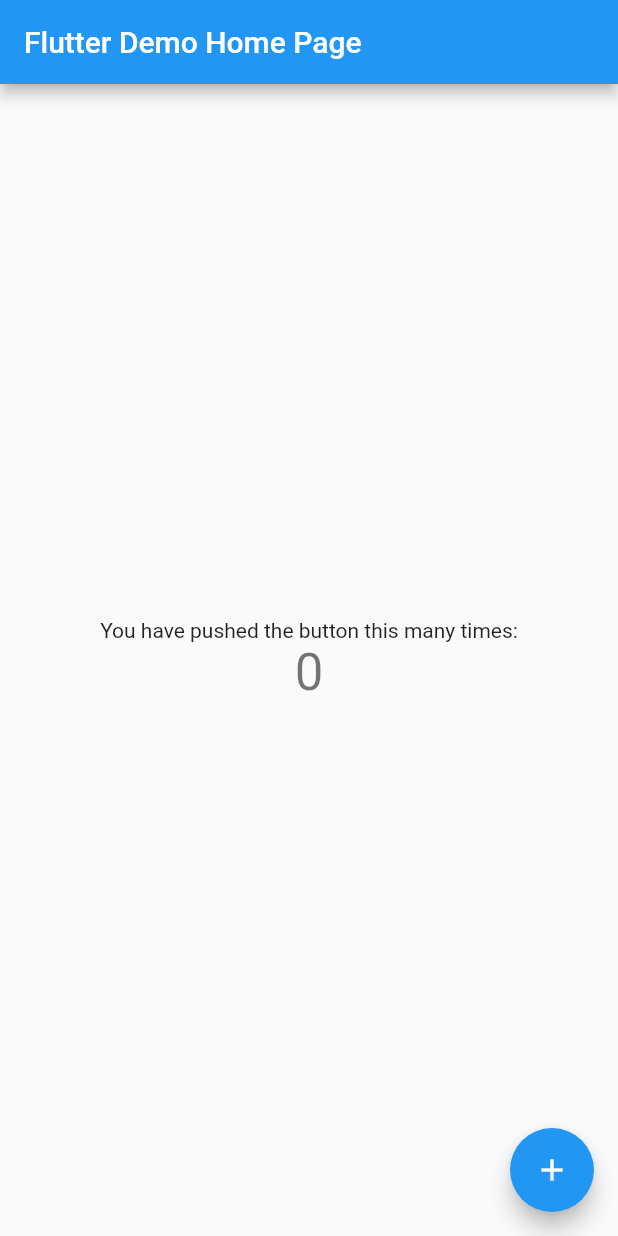
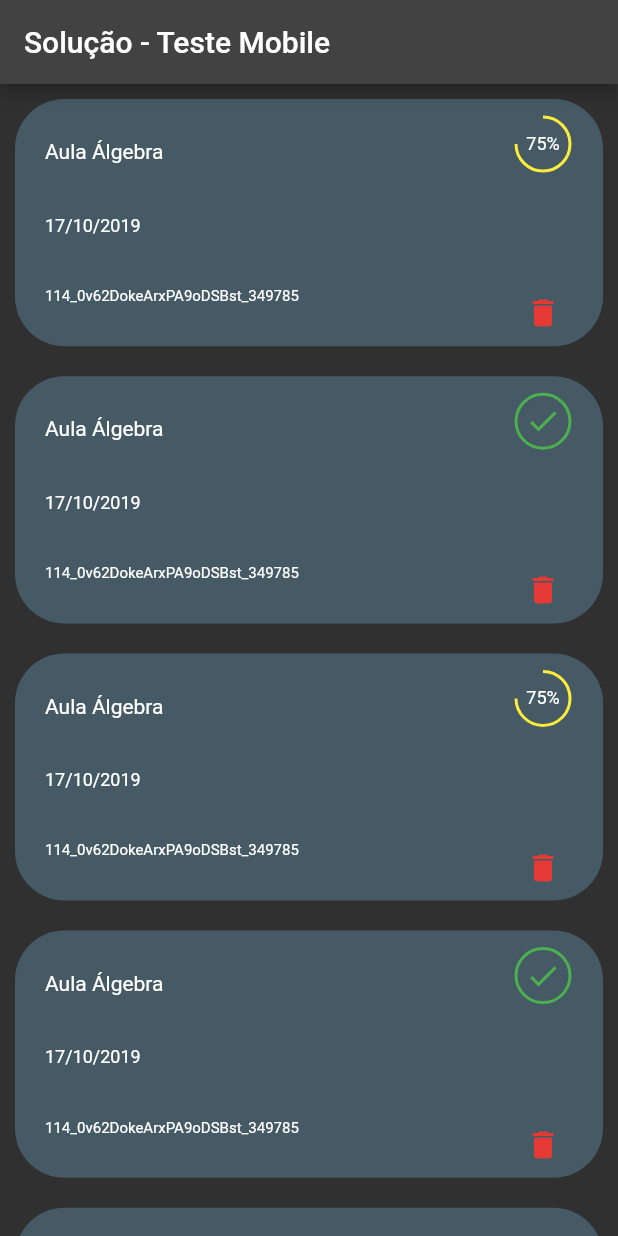
Before and after one commit to skore-io/teste-mobile, a Flutter app: the screen it shows after launch, on a phone screen of 412 x 824 dp. Run offline on Flutter 3.47's test engine with Material 2 defaults, Android fonts, the phone set to English and light mode, and no system bars; our stand-ins replace equatable.

Commit message:
Implementing screen desgin and its components.

```diff
--- a/test_solution/lib/app_widget.dart
+++ b/test_solution/lib/app_widget.dart
@@ -1,5 +1,5 @@
 import 'package:flutter/material.dart';
-import 'screens/home_screen.dart';
+import 'presenter/screens/home_screen.dart';
 
 class AppWidget extends StatelessWidget {
   const AppWidget({Key? key}) : super(key: key);
@@ -8,10 +8,8 @@ class AppWidget extends StatelessWidget {
   Widget build(BuildContext context) {
     return MaterialApp(
       title: 'Flutter Demo',
-      theme: ThemeData(
-        primarySwatch: Colors.blue,
-      ),
-      home: const HomeScreen(title: 'Flutter Demo Home Page'),
+      theme: ThemeData(brightness: Brightness.dark),
+      home: const HomeScreen(),
     );
   }
 }
--- /dev/null
+++ b/test_solution/lib/data/models/class_model.dart
@@ -0,0 +1,82 @@
+import 'dart:convert';
+
+import 'package:equatable/equatable.dart';
+
+class ClassModel extends Equatable {
+  final String companyId;
+  final int createdAt;
+  final String name;
+  final String id;
+  final String status;
+  final Map<String, int> summary;
+  const ClassModel({
+    required this.companyId,
+    required this.createdAt,
+    required this.name,
+    required this.id,
+    required this.status,
+    required this.summary,
+  });
+
+  ClassModel copyWith({
+    String? companyId,
+    int? createdAt,
+    String? name,
+    String? id,
+    String? status,
+    Map<String, int>? summary,
+  }) {
+    return ClassModel(
+      companyId: companyId ?? this.companyId,
+      createdAt: createdAt ?? this.createdAt,
+      name: name ?? this.name,
+      id: id ?? this.id,
+      status: status ?? this.status,
+      summary: summary ?? this.summary,
+    );
+  }
+
+  Map<String, dynamic> toMap() {
+    return {
+      'companyId': companyId,
+      'createdAt': createdAt,
+      'name': name,
+      'id': id,
+      'status': status,
+      'summary': summary,
+    };
+  }
+
+  factory ClassModel.fromMap(Map<String, dynamic> map) {
+    return ClassModel(
+      companyId: map['company_id'] ?? '',
+      createdAt: map['created_at']?.toInt() ?? 0,
+      name: map['name'] ?? '',
+      id: map['id'] ?? '',
+      status: map['status'] ?? '',
+      summary: Map<String, int>.from(map['summary']),
+    );
+  }
+
+  String toJson() => json.encode(toMap());
+
+  factory ClassModel.fromJson(String source) =>
+      ClassModel.fromMap(json.decode(source));
+
+  @override
+  String toString() {
+    return 'ClassModel(companyId: $companyId, createdAt: $createdAt, name: $name, id: $id, status: $status, summary: $summary)';
+  }
+
+  @override
+  List<Object> get props {
+    return [
+      companyId,
+      createdAt,
+      name,
+      id,
+      status,
+      summary,
+    ];
+  }
+}
--- /dev/null
+++ b/test_solution/lib/presenter/screens/home_screen.dart
@@ -0,0 +1,35 @@
+import 'package:flutter/material.dart';
+import 'package:test_solution/data/models/class_model.dart';
+import 'package:test_solution/presenter/widgets/list_item.dart';
+
+class HomeScreen extends StatefulWidget {
+  const HomeScreen({Key? key}) : super(key: key);
+
+  @override
+  State<HomeScreen> createState() => _HomeScreenState();
+}
+
+class _HomeScreenState extends State<HomeScreen> {
+  var classMockup = const ClassModel(
+      companyId: "114",
+      createdAt: 1571323199864,
+      name: "Aula Álgebra",
+      id: "114_0v62DokeArxPA9oDSBst_349785",
+      status: "IN_PROGRESS",
+      summary: {"percentage": 20});
+
+  @override
+  Widget build(BuildContext context) {
+    return Scaffold(
+      appBar: AppBar(
+        title: const Text('Solução - Teste Mobile'),
+      ),
+      body: ListView.builder(
+        itemCount: 5,
+        itemBuilder: (context, index) {
+          return ListItem(classMockup, index);
+        },
+      ),
+    );
+  }
+}
--- /dev/null
+++ b/test_solution/lib/presenter/widgets/list_item.dart
@@ -0,0 +1,75 @@
+import 'package:flutter/material.dart';
+import 'package:test_solution/data/models/class_model.dart';
+import 'package:test_solution/presenter/widgets/percent_indicator.dart';
+import 'package:intl/intl.dart';
+
+class ListItem extends StatelessWidget {
+  final int index;
+  final ClassModel classModel;
+  const ListItem(this.classModel, this.index, {Key? key}) : super(key: key);
+
+  Widget checkStatus(int index) {
+    if (index >= 0 && index <= 3) {
+      var percent = index % 2 == 0 ? 75 : 100;
+      return PercentIndicator(percent);
+    } else {
+      return const SizedBox();
+    }
+  }
+
+  @override
+  Widget build(BuildContext context) {
+    final height = MediaQuery.of(context).size.height;
+    final listItemHeight = height * 0.2;
+    return Container(
+      height: listItemHeight,
+      margin: const EdgeInsets.symmetric(
+        horizontal: 10.0,
+        vertical: 10.0,
+      ),
+      padding: const EdgeInsets.symmetric(
+        horizontal: 20.0,
+        vertical: 10.0,
+      ),
+      decoration: BoxDecoration(
+        color: Colors.blueGrey.shade700,
+        borderRadius: BorderRadius.circular(listItemHeight * 0.2),
+      ),
+      child: Row(
+        mainAxisAlignment: MainAxisAlignment.spaceBetween,
+        children: [
+          Column(
+            mainAxisAlignment: MainAxisAlignment.spaceAround,
+            crossAxisAlignment: CrossAxisAlignment.start,
+            children: [
+              Text(
+                classModel.name,
+                style: const TextStyle(fontSize: 14.0),
+              ),
+              Text(
+                DateFormat("dd/MM/yyyy").format(
+                    DateTime.fromMillisecondsSinceEpoch(classModel.createdAt)),
+                style: const TextStyle(fontSize: 12.0),
+              ),
+              Text(
+                classModel.id,
+                style: const TextStyle(fontSize: 10.0),
+              )
+            ],
+          ),
+          Column(
+            mainAxisAlignment: MainAxisAlignment.spaceBetween,
+            crossAxisAlignment: CrossAxisAlignment.center,
+            children: [
+              checkStatus(index),
+              Icon(
+                Icons.delete,
+                color: Colors.red.shade600,
+              ),
+            ],
+          ),
+        ],
+      ),
+    );
+  }
+}
--- /dev/null
+++ b/test_solution/lib/presenter/widgets/percent_indicator.dart
@@ -0,0 +1,62 @@
+import 'dart:math';
+
+import 'package:flutter/material.dart';
+
+class PercentIndicator extends StatelessWidget {
+  final int currentPercent;
+  const PercentIndicator(this.currentPercent, {Key? key}) : super(key: key);
+
+  @override
+  Widget build(BuildContext context) {
+    return CustomPaint(
+      foregroundPainter: CirclePercentProgress(currentPercent),
+      child: SizedBox(
+        width: 40.0,
+        height: 40.0,
+        child: Center(
+          child: currentPercent < 100
+              ? Text(
+                  '$currentPercent%',
+                  style: const TextStyle(
+                    fontSize: 12.0,
+                  ),
+                )
+              : const Icon(
+                  Icons.check,
+                  color: Colors.green,
+                ),
+        ),
+      ),
+    );
+  }
+}
+
+class CirclePercentProgress extends CustomPainter {
+  int currentPercent;
+  CirclePercentProgress(this.currentPercent);
+
+  @override
+  void paint(Canvas canvas, Size size) {
+    Paint circle = Paint()
+      ..strokeWidth = 2
+      ..color = currentPercent < 100 ? Colors.yellow : Colors.green
+      ..style = PaintingStyle.stroke;
+
+    final center = Offset(size.width / 2, size.height / 2);
+    final radius = min(size.width / 2, size.height / 2) - 2;
+    double angle = 2 * pi * (currentPercent / 100);
+
+    canvas.drawArc(
+      Rect.fromCircle(center: center, radius: radius),
+      -pi / 2,
+      angle,
+      false,
+      circle,
+    );
+  }
+
+  @override
+  bool shouldRepaint(covariant CustomPainter oldDelegate) {
+    return true;
+  }
+}
--- a/test_solution/lib/screens/home_screen.dart
+++ /dev/null
@@ -1,48 +0,0 @@
-import 'package:flutter/material.dart';
-
-class HomeScreen extends StatefulWidget {
-  const HomeScreen({Key? key, required this.title}) : super(key: key);
-
-  final String title;
-
-  @override
-  State<HomeScreen> createState() => _HomeScreenState();
-}
-
-class _HomeScreenState extends State<HomeScreen> {
-  int _counter = 0;
-
-  void _incrementCounter() {
-    setState(() {
-      _counter++;
-    });
-  }
-
-  @override
-  Widget build(BuildContext context) {
-    return Scaffold(
-      appBar: AppBar(
-        title: Text(widget.title),
-      ),
-      body: Center(
-        child: Column(
-          mainAxisAlignment: MainAxisAlignment.center,
-          children: <Widget>[
-            const Text(
-              'You have pushed the button this many times:',
-            ),
-            Text(
-              '$_counter',
-              style: Theme.of(context).textTheme.headline4,
-            ),
-          ],
-        ),
-      ),
-      floatingActionButton: FloatingActionButton(
-        onPressed: _incrementCounter,
-        tooltip: 'Increment',
-        child: const Icon(Icons.add),
-      ),
-    );
-  }
-}
--- a/test_solution/pubspec.yaml
+++ b/test_solution/pubspec.yaml
@@ -34,6 +34,8 @@ dependencies:
   # The following adds the Cupertino Icons font to your application.
   # Use with the CupertinoIcons class for iOS style icons.
   cupertino_icons: ^1.0.2
+  equatable: ^2.0.3
+  intl: ^0.17.0
 
 dev_dependencies:
   flutter_test:
```
Also changed, not shown: test_solution/pubspec.lock.
